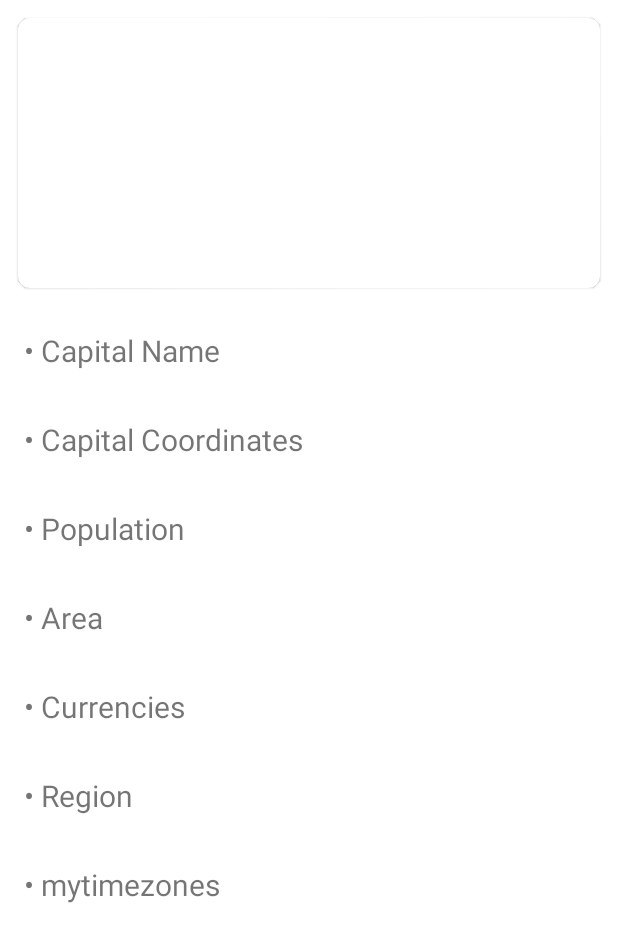
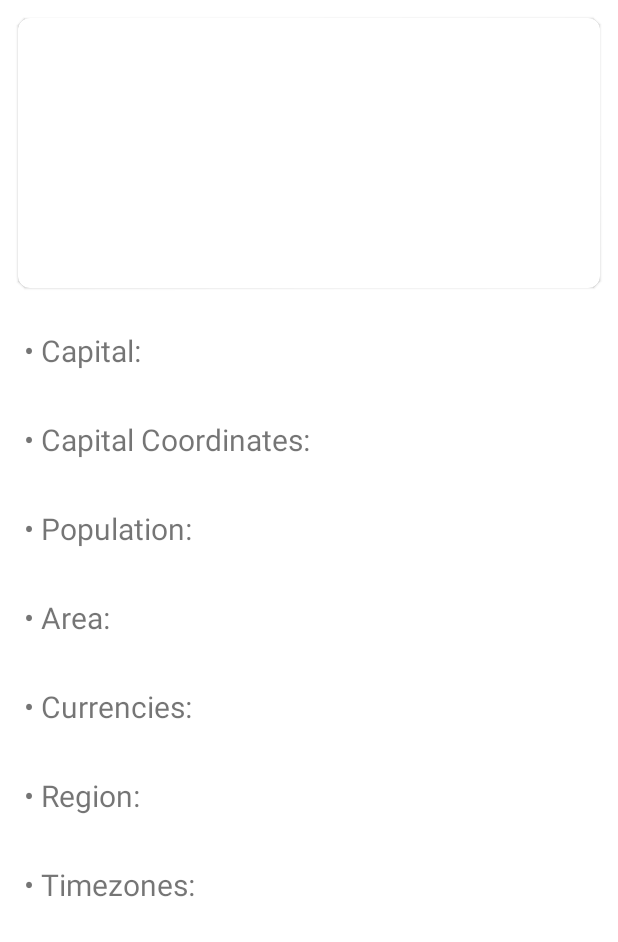
Before and after one commit to sultansse/Geographic_atlas, an Android app: the layout fragment_country_details.xml on its own in the app's theme, with its tools: preview values and no code run, on a phone screen of 412 x 824 dp. Shown: the top 942 px of the screen. Run offline under Robolectric (Android 15) with nearby library versions, the light colour scheme and no system bars; network calls fail.

Commit message:
REF: fragment_country_details.xml textview texts corrected

```diff
--- a/app/src/main/res/layout/fragment_country_details.xml
+++ b/app/src/main/res/layout/fragment_country_details.xml
@@ -35,7 +35,7 @@
             android:layout_height="wrap_content"
             android:layout_margin="16dp"
             android:maxLines="2"
-            android:text="&#8226; Capital Name"
+            android:text="&#8226; Capital:"
             android:textSize="20sp" />
 
         <com.google.android.material.textview.MaterialTextView
@@ -44,7 +44,7 @@
             android:layout_height="wrap_content"
             android:layout_margin="16dp"
             android:maxLines="2"
-            android:text="&#8226; Capital Coordinates"
+            android:text="&#8226; Capital Coordinates:"
             android:textSize="20sp" />
 
         <com.google.android.material.textview.MaterialTextView
@@ -52,7 +52,7 @@
             android:layout_width="wrap_content"
             android:layout_height="wrap_content"
             android:layout_margin="16dp"
-            android:text="&#8226; Population"
+            android:text="&#8226; Population:"
             android:textSize="20sp" />
 
         <com.google.android.material.textview.MaterialTextView
@@ -60,7 +60,7 @@
             android:layout_width="wrap_content"
             android:layout_height="wrap_content"
             android:layout_margin="16dp"
-            android:text="&#8226; Area"
+            android:text="&#8226; Area:"
             android:textSize="20sp" />
 
         <com.google.android.material.textview.MaterialTextView
@@ -68,7 +68,7 @@
             android:layout_width="wrap_content"
             android:layout_height="wrap_content"
             android:layout_margin="16dp"
-            android:text="&#8226; Currencies"
+            android:text="&#8226; Currencies:"
             android:maxLines="2"
             android:textSize="20sp" />
 
@@ -77,7 +77,7 @@
             android:layout_width="wrap_content"
             android:layout_height="wrap_content"
             android:layout_margin="16dp"
-            android:text="&#8226; Region"
+            android:text="&#8226; Region:"
             android:textSize="20sp" />
 
         <com.google.android.material.textview.MaterialTextView
@@ -85,7 +85,7 @@
             android:layout_width="wrap_content"
             android:layout_height="wrap_content"
             android:layout_margin="16dp"
-            android:text="&#8226; mytimezones"
+            android:text="&#8226; Timezones:"
             android:textSize="20sp" />
 
     </androidx.appcompat.widget.LinearLayoutCompat>
```
